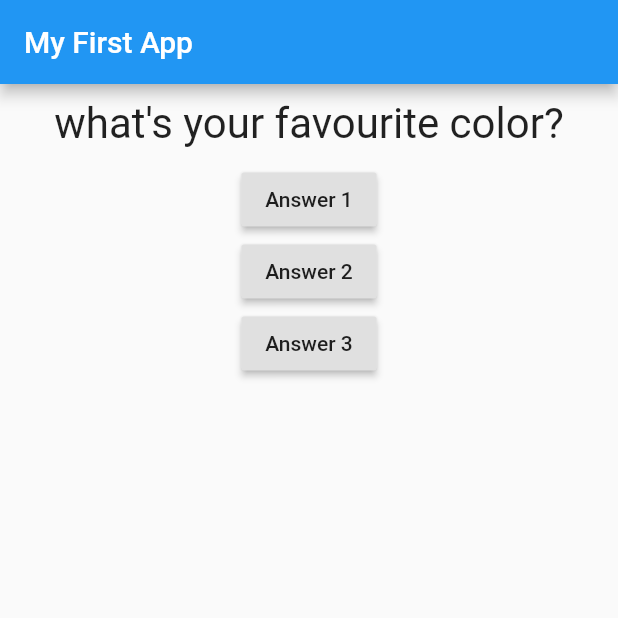
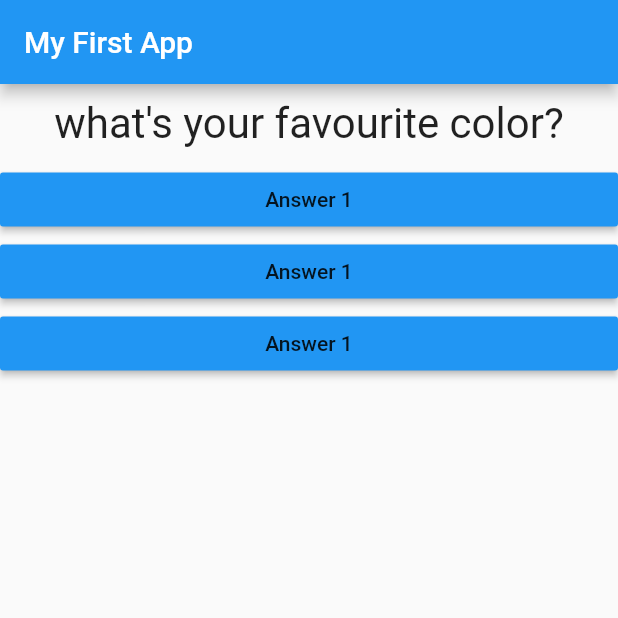
Before and after one commit to Mugisha-isaac/Flutter-quiz-app, a Flutter app: the screen it shows after launch, on a phone screen of 412 x 824 dp, the top half of it. Run offline on Flutter 3.47's test engine with Material 2 defaults, Android fonts, the phone set to English and light mode, and no system bars.

```diff
--- /dev/null
+++ b/lib/answer.dart
@@ -0,0 +1,17 @@
+import 'package:flutter/material.dart';
+
+class Answer extends StatelessWidget {
+  final VoidCallback selectHandler;
+  Answer(this.selectHandler);
+  @override
+  Widget build(BuildContext context) {
+    return Container(
+      width: double.infinity,
+      child: RaisedButton(
+        color: Colors.blue,
+        child: Text('Answer 1'),
+        onPressed: selectHandler,
+      ),
+    );
+  }
+}
--- a/lib/main.dart
+++ b/lib/main.dart
@@ -1,5 +1,6 @@
 import 'package:flutter/material.dart';
 import './question.dart';
+import './answer.dart';
 
 void main() {
   runApp(MyApp());
@@ -37,18 +38,9 @@ class _MyAppState extends State<MyApp> {
           Question(
             questions[_questionIndex],
           ),
-          RaisedButton(
-            child: Text('Answer 1'),
-            onPressed: _answerQuestion,
-          ),
-          RaisedButton(
-              child: Text('Answer 2'),
-              onPressed: () => print('answer 2 choosen')),
-          RaisedButton(
-              child: Text('Answer 3'),
-              onPressed: () {
-                print('answer 3 choosen');
-              }),
+          Answer(_answerQuestion),
+          Answer(_answerQuestion),
+          Answer(_answerQuestion),
         ]),
       ),
     );
```
